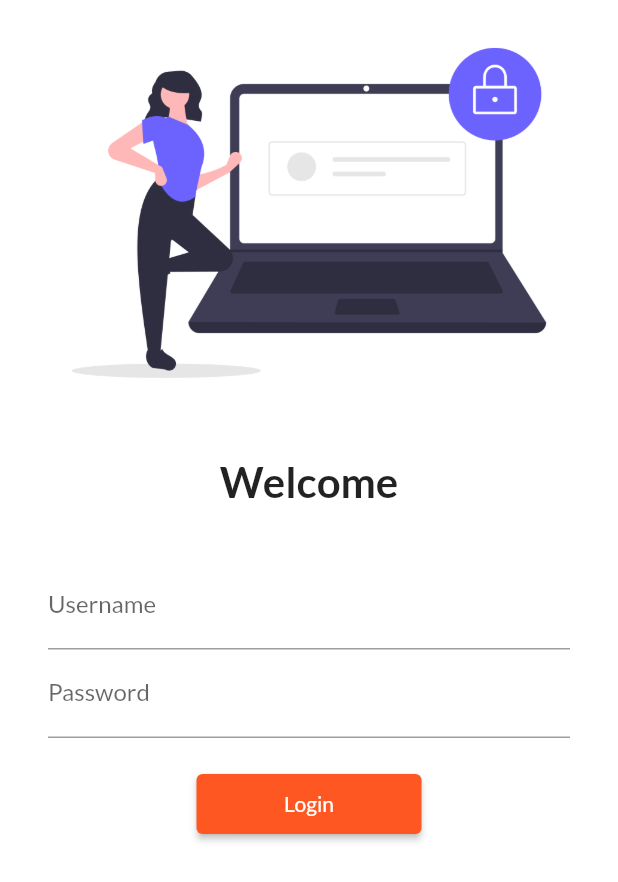
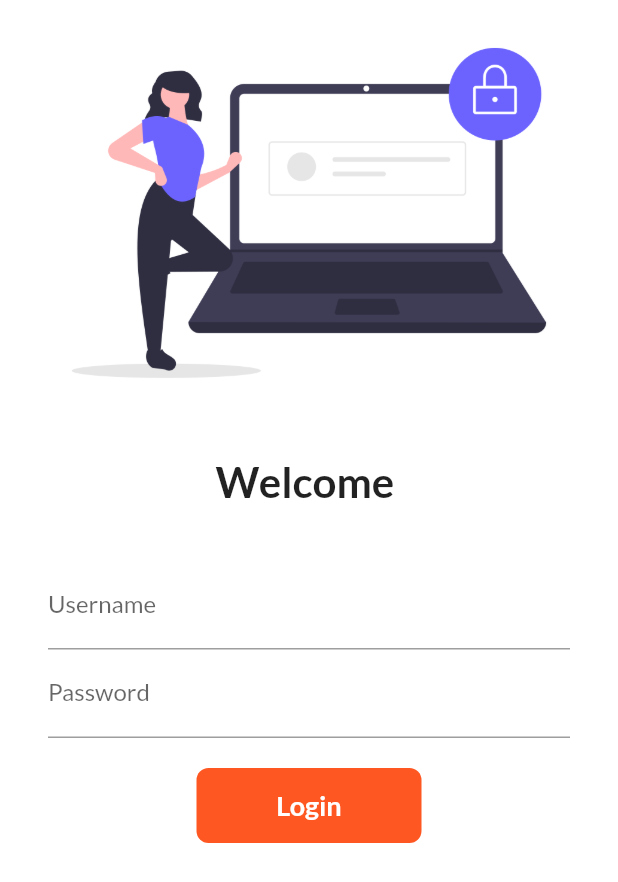
Before and after one commit to hannukaushik/fluttercatalogapp, a Flutter app: the screen it shows after launch, on a phone screen of 412 x 824 dp. Shown: the top 882 px of the screen. Run offline on Flutter 3.47's test engine with Material 2 defaults, Android fonts, the phone set to English and light mode, and no system bars; our stand-ins replace google_fonts.

Commit message:
day 6 completed

```diff
--- a/lib/pages/login_page.dart
+++ b/lib/pages/login_page.dart
@@ -1,9 +1,16 @@
 import 'package:flutter/material.dart';
 import 'package:flutter_application_1/utils/routes.dart';
 
-class LoginPage extends StatelessWidget {
+class LoginPage extends StatefulWidget {
   //const LoginPage({ Key? key }) : super(key: key);
 
+  @override
+  _LoginPageState createState() => _LoginPageState();
+}
+
+class _LoginPageState extends State<LoginPage> {
+  String name = "";
+  bool changeButton = false;
   @override
   Widget build(BuildContext context) {
     return Material(
@@ -20,36 +27,89 @@ class LoginPage extends StatelessWidget {
                 height: 20.0,
               ),
               Text(
-                "Welcome",
-                style: TextStyle(fontSize: 28, fontWeight: FontWeight.bold),
+                "Welcome $name",
+                style: TextStyle(
+                  fontSize: 28,
+                  fontWeight: FontWeight.bold,
+                ),
               ),
               SizedBox(
                 height: 20.0,
               ),
               Padding(
                 padding: const EdgeInsets.symmetric(
-                    vertical: 16.0, horizontal: 32.0),
+                  vertical: 16.0,
+                  horizontal: 32.0,
+                ),
                 child: Column(
                   children: [
                     TextFormField(
                       decoration: InputDecoration(
-                          hintText: "Enter username", labelText: "Username"),
+                        hintText: "Enter username",
+                        labelText: "Username",
+                      ),
+                      onChanged: (value) {
+                        name = value;
+                        setState(() {});
+                      },
                     ),
                     TextFormField(
                       obscureText: true,
                       decoration: InputDecoration(
-                          hintText: "Enter password", labelText: "Password"),
+                        hintText: "Enter password",
+                        labelText: "Password",
+                      ),
                     ),
                     SizedBox(
                       height: 20.0,
                     ),
-                    ElevatedButton(
-                        child: Text("Login"),
-                        style: TextButton.styleFrom(minimumSize: Size(150, 40)),
-                        onPressed: () {
-                          Navigator.pushNamed(context, MyRoutes.homeRoute);
-                          //print("hiiiii");
-                        })
+                    InkWell(
+                      onTap: () async {
+                        setState(() {
+                          changeButton = true;
+                        });
+
+                        await Future.delayed(Duration(seconds: 1));
+                        Navigator.pushNamed(context, MyRoutes.homeRoute);
+                      },
+                      child: AnimatedContainer(
+                        duration: Duration(seconds: 1),
+                        width: changeButton ? 50 : 150,
+                        height: 50,
+                        //color: Colors.deepOrange,
+                        alignment: Alignment.center,
+                        child: changeButton
+                            ? Icon(
+                                Icons.done,
+                                color: Colors.white,
+                              )
+                            : Text(
+                                "Login",
+                                style: TextStyle(
+                                  color: Colors.white,
+                                  fontWeight: FontWeight.bold,
+                                  fontSize: 18,
+                                ),
+                              ),
+                        decoration: BoxDecoration(
+                          color: Colors.deepOrange,
+                          // shape: changeButton
+                          //     ? BoxShape.circle
+                          //     : BoxShape.rectangle,
+                          borderRadius:
+                              BorderRadius.circular(changeButton ? 50 : 8),
+                        ),
+                      ),
+                    ),
+                    // ElevatedButton(
+                    //     child: Text("Login"),
+                    //     style: TextButton.styleFrom(minimumSize: Size(150, 40)),
+                    //     onPressed: () {
+                    //       Navigator.pushNamed(context, MyRoutes.homeRoute);
+                    //       //print("hiiiii");
+                    //     },
+
+                    //     )
                   ],
                 ),
               )
```
